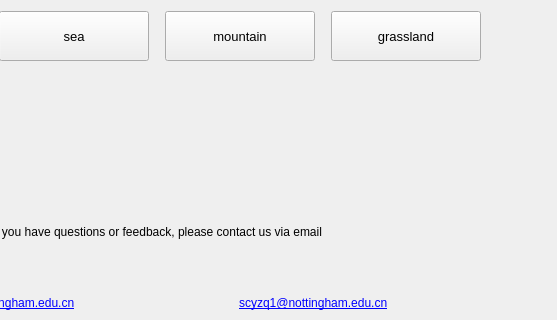
Above: finalDraft/testClient/contactus/contact/dialog.ui from Usotsu7ki/Facial-Expression-Recognition-System before the change; both pictures show x 243 to 800 and y 0 to 320 of the 800 by 600 pixel window. Below: the same form after it.
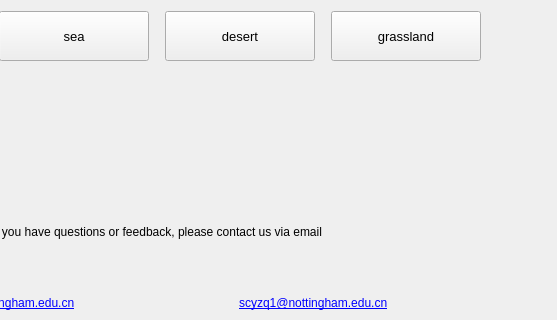
That is the form after the change.

```diff
--- a/finalDraft/testClient/contactus/contact/dialog.ui
+++ b/finalDraft/testClient/contactus/contact/dialog.ui
@@ -145,11 +145,12 @@
          </property>
          <property name="font">
           <font>
+           <family>Arial</family>
            <pointsize>10</pointsize>
           </font>
          </property>
          <property name="text">
-          <string>mountain</string>
+          <string>desert</string>
          </property>
         </widget>
        </item>
```
Left out of the diff: 22 changed lines with no effect on the pictures.
